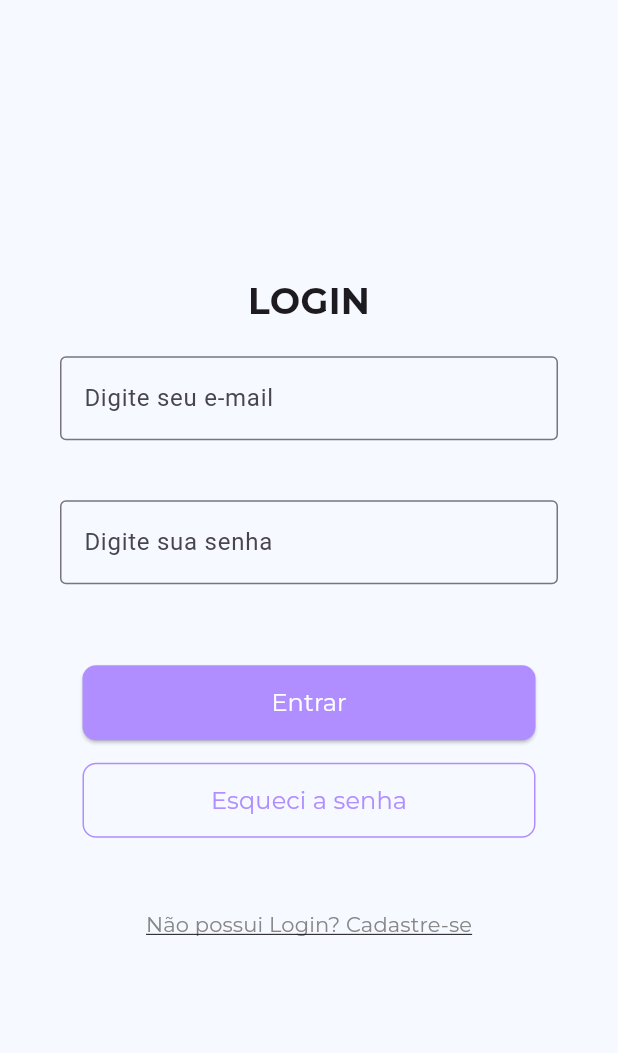
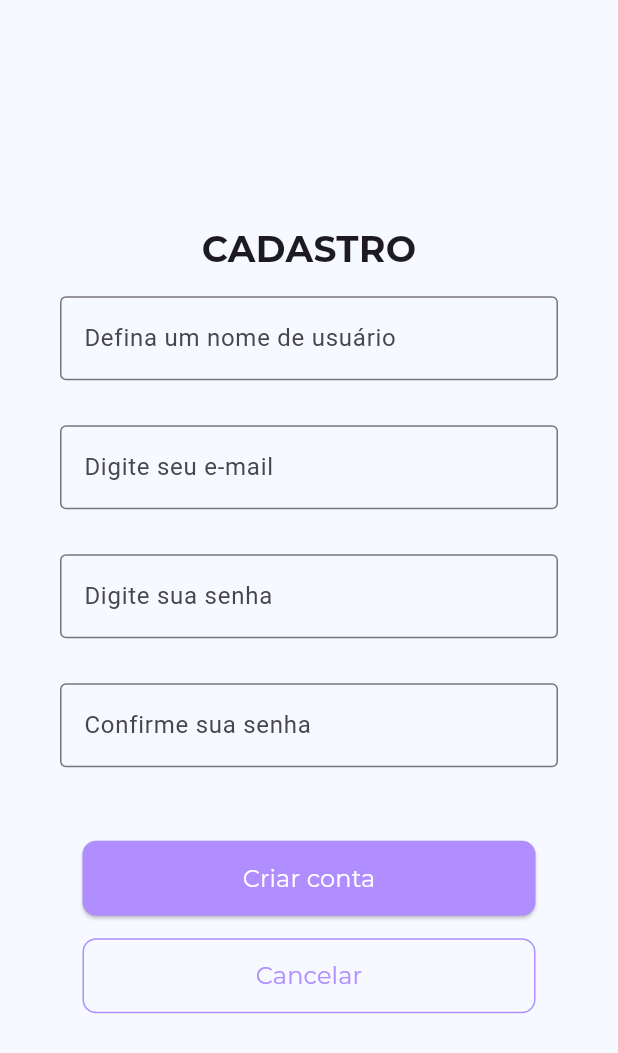
Before and after one commit to hellenilda/Tasks-manager-app, a Flutter app: the screen it shows after launch, after a tap on "Não possui Login? Cadastre-se", on a phone screen of 412 x 824 dp. Shown: the top 1053 px of the screen. Run offline on Flutter 3.47's test engine with Material 3 defaults, Android fonts, the phone set to English and light mode, and no system bars.

Commit message:
:sparkles: feat: tela de cadastro (SignInPage)

```diff
--- /dev/null
+++ b/lib/features/cadastro/signin_page.dart
@@ -0,0 +1,173 @@
+import 'package:first_app/features/common/constants/app_colors.dart';
+import 'package:first_app/features/common/constants/app_text_styles.dart';
+import 'package:first_app/features/login/login_page.dart';
+import 'package:flutter/material.dart';
+
+class SignInPage extends StatelessWidget{
+  const SignInPage({super.key});
+
+  @override
+  Widget build(BuildContext context) {
+    return Scaffold(
+      backgroundColor: AppColors.azulBg,
+      body: Center(
+        child: SingleChildScrollView(
+          child: Column(
+            children: [
+              Text(
+                'CADASTRO',
+                style: AppTextStyles.h1,
+              ),
+              Padding(
+                padding: EdgeInsets.symmetric(
+                  vertical: 15,
+                  horizontal: 40
+                ),
+                child: TextField(
+                  decoration: const InputDecoration(
+                    border: OutlineInputBorder(),
+                    labelText: 'Defina um nome de usuário'
+                  ),
+                ),
+              ),
+              Padding(
+                padding: EdgeInsets.symmetric(
+                  vertical: 15,
+                  horizontal: 40
+                ),
+                child: TextField(
+                  decoration: InputDecoration(
+                    border: OutlineInputBorder(),
+                    labelText: 'Digite seu e-mail'
+                  ),
+                ),
+              ),
+              Padding(
+                padding: EdgeInsets.symmetric(
+                  vertical: 15,
+                  horizontal: 40
+                ),
+                child: TextField(
+                  obscureText: true,
+                  decoration: InputDecoration(
+                    border: OutlineInputBorder(),
+                    labelText: 'Digite sua senha'
+                  ),
+                ),
+              ),
+              Padding(
+                padding: EdgeInsets.symmetric(
+                  vertical: 15,
+                  horizontal: 40
+                ),
+                child: TextField(
+                  obscureText: true,
+                  decoration: InputDecoration(
+                    border: OutlineInputBorder(),
+                    labelText: 'Confirme sua senha'
+                  ),
+                ),
+              ),
+              Padding(
+                padding: EdgeInsets.only(
+                  top: 34,
+                  bottom: 15
+                ),
+                child: Container(
+                  width: MediaQuery.of(context).size.width - 30,
+                  padding: EdgeInsets.symmetric(horizontal: 40),
+                  child: ElevatedButton(
+                    style: ElevatedButton.styleFrom(
+                      backgroundColor: AppColors.lilas,
+                      foregroundColor: AppColors.branco,
+                      minimumSize: Size(0, 50),
+                      shape: RoundedRectangleBorder(
+                        borderRadius: BorderRadius.circular(9.0)
+                      )
+                    ),
+                    onPressed: (){},
+                    child: Text(
+                      'Criar conta',
+                      style: AppTextStyles.p,
+                    )
+                  ),
+                ),
+              ),
+              Container(
+                width: MediaQuery.of(context).size.width - 30,
+                padding: EdgeInsets.symmetric(horizontal: 40),
+                child: OutlinedButton(
+                style: OutlinedButton.styleFrom(
+                  foregroundColor: AppColors.lilas,
+                  minimumSize: Size(0, 50),
+                  side: BorderSide(color: AppColors.lilas),
+                  shape: RoundedRectangleBorder(
+                    borderRadius: BorderRadius.circular(9.0)
+                  )
+                ),
+                onPressed: (){
+                  Navigator.push(
+                    context,
+                    MaterialPageRoute(
+                      builder: (context) => LoginPage()
+                    )
+                  );
+                },
+                child: Text(
+                  'Cancelar',
+                  style: AppTextStyles.p,
+                )
+              ),
+              ),
+              // Row(
+              //   mainAxisAlignment: MainAxisAlignment.center,
+              //   children: [
+              //     Padding(
+              //       padding: EdgeInsets.only(
+              //         right: 20
+              //       ),
+              //       child: ElevatedButton(
+              //         style: ElevatedButton.styleFrom(
+              //           backgroundColor: AppColors.lilas,
+              //           foregroundColor: AppColors.branco,
+              //           minimumSize: Size(0, 50),
+              //           shape: RoundedRectangleBorder(
+              //             borderRadius: BorderRadius.circular(9.0)
+              //           )
+              //         ),
+              //         onPressed: (){},
+              //         child: Text(
+              //           'Entrar',
+              //           style: AppTextStyles.p,
+              //         )
+              //       ),
+              //     ),
+              //     OutlinedButton(
+              //       style: OutlinedButton.styleFrom(
+              //         foregroundColor: AppColors.lilas,
+              //         minimumSize: Size(0, 50),
+              //         side: BorderSide(color: AppColors.lilas),
+              //         shape: RoundedRectangleBorder(
+              //           borderRadius: BorderRadius.circular(9.0)
+              //         )
+              //       ),
+              //       onPressed: (){
+              //         Navigator.push(
+              //           context,
+              //           MaterialPageRoute(
+              //             builder: (context) => LoginPage()
+              //           )
+              //         );
+              //       },
+              //       child: Text(
+              //         'Cancelar',
+              //         style: AppTextStyles.p,
+              //       )
+              //     ),
+            ],
+          )
+        ),
+      ),
+    );
+  }
+}
--- a/lib/features/home/home_page.dart
+++ b/lib/features/home/home_page.dart
@@ -3,7 +3,8 @@ import 'package:first_app/features/common/constants/app_text_styles.dart';
 import 'package:flutter/material.dart';
 
 class HomePage extends StatelessWidget {
-  const HomePage({super.key});
+  String? user;
+  HomePage({super.key, user});
 
   @override
   Widget build(BuildContext context) {
@@ -12,7 +13,7 @@ class HomePage extends StatelessWidget {
       appBar: AppBar(
         title: Align(
           child: Text(
-            'BEM VINDO, USER',
+            'BEM VINDO, ${user?.toUpperCase()}',
             style: AppTextStyles.h1,
           ),
         ),
--- a/lib/features/login/login_page.dart
+++ b/lib/features/login/login_page.dart
@@ -1,3 +1,4 @@
+import 'package:first_app/features/cadastro/signin_page.dart';
 import 'package:first_app/features/common/constants/app_colors.dart';
 import 'package:first_app/features/common/constants/app_text_styles.dart';
 import 'package:first_app/features/home/home_page.dart';
@@ -67,7 +68,9 @@ class LoginPage extends StatelessWidget{
                     onPressed: (){
                       Navigator.push(
                         context,
-                        MaterialPageRoute(builder: (context) => HomePage()) // Redirecionamento para o Home
+                        MaterialPageRoute(
+                          builder: (context) => HomePage()
+                        ) // Redirecionamento para o Home
                       );
                     },
                     child: Text(
@@ -99,7 +102,14 @@ class LoginPage extends StatelessWidget{
               Padding(
                 padding: EdgeInsets.only(top: 34),
                 child: TextButton(
-                  onPressed: (){},
+                  onPressed: (){
+                    Navigator.push(
+                      context,
+                      MaterialPageRoute(
+                        builder: (context) => SignInPage()
+                      )
+                    );
+                  },
                   child: Text(
                     'Não possui Login? Cadastre-se',
                     style: AppTextStyles.textButtonUnderlined.copyWith(color: AppColors.cinza)
```
Also changed, not shown: lib/features/cadastro/signin_controller.dart (added).
